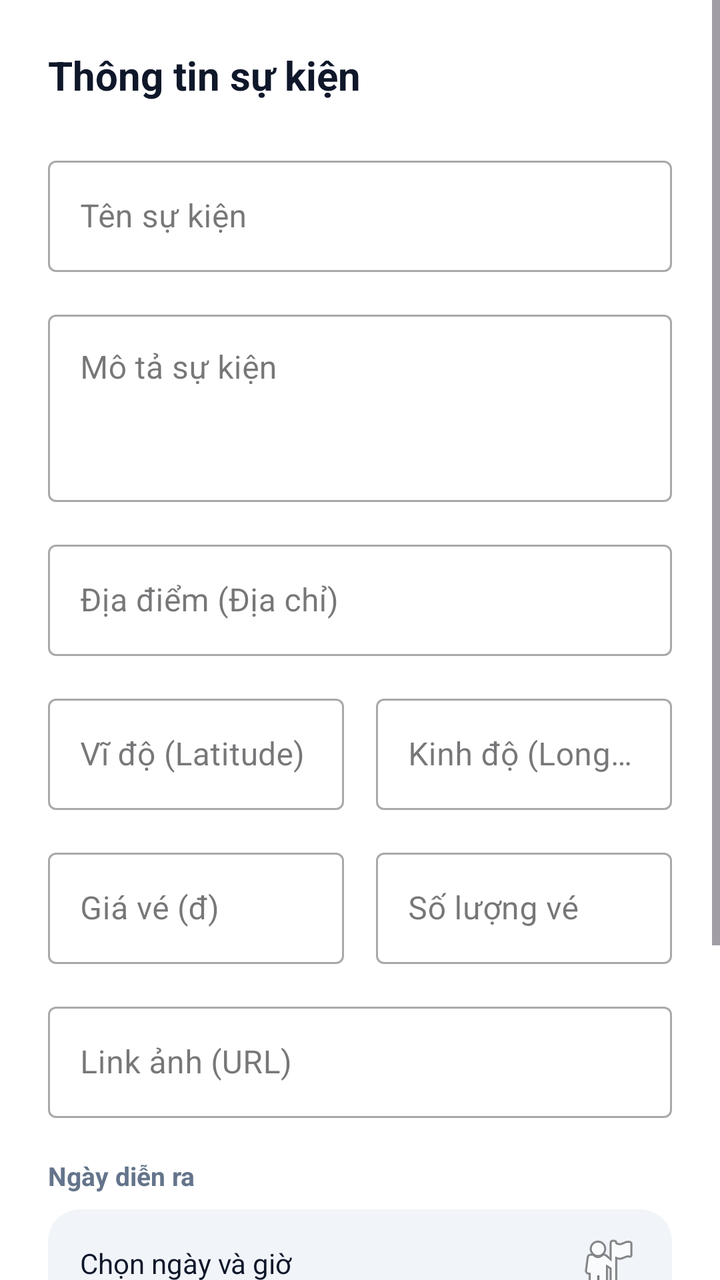
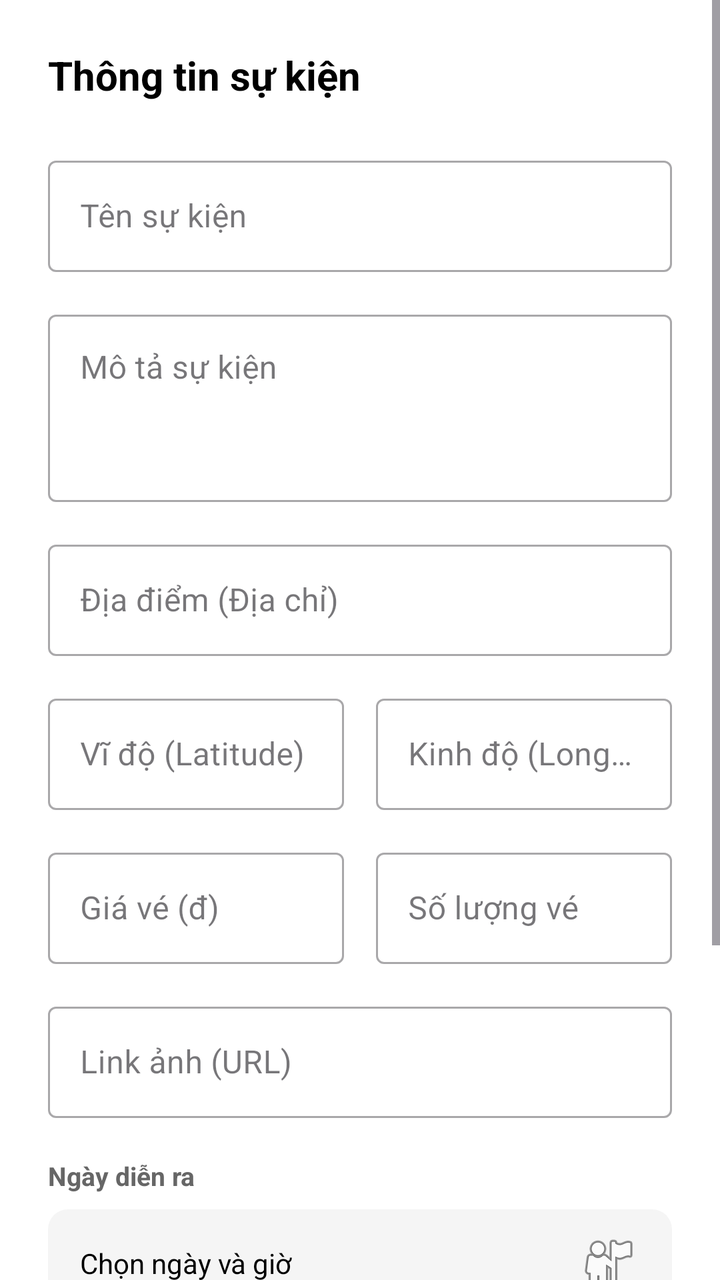

Before-and-after screenshots of an Android layout around one commit, followed by the original layout XML and the change that was made.
<!-- AndroidManifest.xml: application theme Theme.Event_management -->
<!-- res/layout/dialog_add_edit_event.xml -->
<?xml version="1.0" encoding="utf-8"?>
<ScrollView xmlns:android="http://schemas.android.com/apk/res/android"
    xmlns:app="http://schemas.android.com/apk/res-auto"
    android:layout_width="match_parent"
    android:layout_height="wrap_content"
    android:background="#FFFFFF">

    <LinearLayout
        android:layout_width="match_parent"
        android:layout_height="wrap_content"
        android:orientation="vertical"
        android:padding="24dp">

        <TextView
            android:id="@+id/tvDialogTitle"
            android:layout_width="wrap_content"
            android:layout_height="wrap_content"
            android:text="Thông tin sự kiện"
            android:textSize="20sp"
            android:textStyle="bold"
            android:textColor="#0F172A"
            android:layout_marginBottom="24dp"/>

        <com.google.android.material.textfield.TextInputLayout
            android:layout_width="match_parent"
            android:layout_height="wrap_content"
            android:layout_marginBottom="16dp"
            style="@style/Widget.MaterialComponents.TextInputLayout.OutlinedBox">
            <com.google.android.material.textfield.TextInputEditText
                android:id="@+id/edtAdminEventTitle"
                android:layout_width="match_parent"
                android:layout_height="wrap_content"
                android:hint="Tên sự kiện"
                android:inputType="text"/>
        </com.google.android.material.textfield.TextInputLayout>

        <com.google.android.material.textfield.TextInputLayout
            android:layout_width="match_parent"
            android:layout_height="wrap_content"
            android:layout_marginBottom="16dp"
            style="@style/Widget.MaterialComponents.TextInputLayout.OutlinedBox">
            <com.google.android.material.textfield.TextInputEditText
                android:id="@+id/edtAdminEventDesc"
                android:layout_width="match_parent"
                android:layout_height="wrap_content"
                android:hint="Mô tả sự kiện"
                android:gravity="top"
                android:minLines="3"
                android:inputType="textMultiLine"/>
        </com.google.android.material.textfield.TextInputLayout>

        <com.google.android.material.textfield.TextInputLayout
            android:layout_width="match_parent"
            android:layout_height="wrap_content"
            android:layout_marginBottom="16dp"
            style="@style/Widget.MaterialComponents.TextInputLayout.OutlinedBox">
            <com.google.android.material.textfield.TextInputEditText
                android:id="@+id/edtAdminEventLocation"
                android:layout_width="match_parent"
                android:layout_height="wrap_content"
                android:hint="Địa điểm (Địa chỉ)"
                android:inputType="text"/>
        </com.google.android.material.textfield.TextInputLayout>

        <LinearLayout
            android:layout_width="match_parent"
            android:layout_height="wrap_content"
            android:orientation="horizontal"
            android:layout_marginBottom="16dp">

            <com.google.android.material.textfield.TextInputLayout
                android:layout_width="0dp"
                android:layout_height="wrap_content"
                android:layout_weight="1"
                android:layout_marginEnd="8dp"
                style="@style/Widget.MaterialComponents.TextInputLayout.OutlinedBox">
                <com.google.android.material.textfield.TextInputEditText
                    android:id="@+id/edtAdminEventLat"
                    android:layout_width="match_parent"
                    android:layout_height="wrap_content"
                    android:hint="Vĩ độ (Latitude)"
                    android:inputType="numberDecimal|numberSigned"/>
            </com.google.android.material.textfield.TextInputLayout>

            <com.google.android.material.textfield.TextInputLayout
                android:layout_width="0dp"
                android:layout_height="wrap_content"
                android:layout_weight="1"
                android:layout_marginStart="8dp"
                style="@style/Widget.MaterialComponents.TextInputLayout.OutlinedBox">
                <com.google.android.material.textfield.TextInputEditText
                    android:id="@+id/edtAdminEventLng"
                    android:layout_width="match_parent"
                    android:layout_height="wrap_content"
                    android:hint="Kinh độ (Longitude)"
                    android:inputType="numberDecimal|numberSigned"/>
            </com.google.android.material.textfield.TextInputLayout>
        </LinearLayout>

        <LinearLayout
            android:layout_width="match_parent"
            android:layout_height="wrap_content"
            android:orientation="horizontal"
            android:layout_marginBottom="16dp">

            <com.google.android.material.textfield.TextInputLayout
                android:layout_width="0dp"
                android:layout_height="wrap_content"
                android:layout_weight="1"
                android:layout_marginEnd="8dp"
                style="@style/Widget.MaterialComponents.TextInputLayout.OutlinedBox">
                <com.google.android.material.textfield.TextInputEditText
                    android:id="@+id/edtAdminEventPrice"
                    android:layout_width="match_parent"
                    android:layout_height="wrap_content"
                    android:hint="Giá vé (đ)"
                    android:inputType="number"/>
            </com.google.android.material.textfield.TextInputLayout>

            <com.google.android.material.textfield.TextInputLayout
                android:layout_width="0dp"
                android:layout_height="wrap_content"
                android:layout_weight="1"
                android:layout_marginStart="8dp"
                style="@style/Widget.MaterialComponents.TextInputLayout.OutlinedBox">
                <com.google.android.material.textfield.TextInputEditText
                    android:id="@+id/edtAdminEventRemaining"
                    android:layout_width="match_parent"
                    android:layout_height="wrap_content"
                    android:hint="Số lượng vé"
                    android:inputType="number"/>
            </com.google.android.material.textfield.TextInputLayout>
        </LinearLayout>

        <com.google.android.material.textfield.TextInputLayout
            android:layout_width="match_parent"
            android:layout_height="wrap_content"
            android:layout_marginBottom="20dp"
            style="@style/Widget.MaterialComponents.TextInputLayout.OutlinedBox">
            <com.google.android.material.textfield.TextInputEditText
                android:id="@+id/edtAdminEventImageUrl"
                android:layout_width="match_parent"
                android:layout_height="wrap_content"
                android:hint="Link ảnh (URL)"
                android:inputType="textUri"/>
        </com.google.android.material.textfield.TextInputLayout>

        <TextView
            android:layout_width="wrap_content"
            android:layout_height="wrap_content"
            android:text="Ngày diễn ra"
            android:textSize="13sp"
            android:textStyle="bold"
            android:textColor="#64748B"
            android:layout_marginBottom="8dp"/>
        <TextView
            android:id="@+id/tvAdminEventDate"
            android:layout_width="match_parent"
            android:layout_height="54dp"
            android:text="Chọn ngày và giờ"
            android:gravity="center_vertical"
            android:textColor="#0F172A"
            android:background="@drawable/card_background"
            android:backgroundTint="#F1F5F9"
            android:paddingHorizontal="16dp"
            android:layout_marginBottom="20dp"
            android:drawableEnd="@android:drawable/ic_menu_myplaces"/>

        <TextView
            android:layout_width="wrap_content"
            android:layout_height="wrap_content"
            android:text="Danh mục"
            android:textSize="13sp"
            android:textStyle="bold"
            android:textColor="#64748B"
            android:layout_marginBottom="8dp"/>
        <Spinner
            android:id="@+id/spinnerAdminEventCategory"
            android:layout_width="match_parent"
            android:layout_height="54dp"
            android:background="@drawable/card_background"
            android:backgroundTint="#F1F5F9"
            android:layout_marginBottom="32dp"/>

        <LinearLayout
            android:layout_width="match_parent"
            android:layout_height="wrap_content"
            android:orientation="horizontal">
            <com.google.android.material.button.MaterialButton
                android:id="@+id/btnAdminDialogCancel"
                android:layout_width="0dp"
                android:layout_weight="1"
                android:layout_height="52dp"
                android:text="Hủy"
                android:textColor="#64748B"
                android:backgroundTint="#F1F5F9"
                android:layout_marginEnd="8dp"
                app:cornerRadius="12dp"
                style="@style/Widget.MaterialComponents.Button.UnelevatedButton"/>
            <com.google.android.material.button.MaterialButton
                android:id="@+id/btnAdminDialogSave"
                android:layout_width="0dp"
                android:layout_weight="1"
                android:layout_height="52dp"
                android:text="Lưu lại"
                android:textStyle="bold"
                android:backgroundTint="#2563EB"
                android:textColor="#FFFFFF"
                android:layout_marginStart="8dp"
                app:cornerRadius="12dp"/>
        </LinearLayout>
    </LinearLayout>
</ScrollView>
<!-- resources referenced by this layout -->
<resources>
  <!-- drawable card_background (drawable) -->
  <?xml version="1.0" encoding="utf-8"?>
  <shape xmlns:android="http://schemas.android.com/apk/res/android">
      <solid android:color="#FFFFFF"/>
      <corners android:radius="16dp"/>
  </shape>
  <style name="Theme.Event_management" parent="Base.Theme.Event_management" />
  <style name="Base.Theme.Event_management" parent="Theme.Material3.DayNight.NoActionBar">
          <item name="colorPrimary">#0066FF</item> <item name="android:statusBarColor">#FFFFFF</item> <item name="android:windowLightStatusBar">true</item> </style>
</resources>

<!-- the commit's change to res/layout/dialog_add_edit_event.xml (unified diff, before → after) -->
@@ -18,7 +18,7 @@
             android:text="Thông tin sự kiện"
             android:textSize="20sp"
             android:textStyle="bold"
-            android:textColor="#0F172A"
+            android:textColor="#000000"
             android:layout_marginBottom="24dp"/>
 
         <com.google.android.material.textfield.TextInputLayout
@@ -151,7 +151,7 @@
             android:text="Ngày diễn ra"
             android:textSize="13sp"
             android:textStyle="bold"
-            android:textColor="#64748B"
+            android:textColor="#666666"
             android:layout_marginBottom="8dp"/>
         <TextView
             android:id="@+id/tvAdminEventDate"
@@ -159,9 +159,8 @@
             android:layout_height="54dp"
             android:text="Chọn ngày và giờ"
             android:gravity="center_vertical"
-            android:textColor="#0F172A"
-            android:background="@drawable/card_background"
-            android:backgroundTint="#F1F5F9"
+            android:textColor="#000000"
+            android:background="@drawable/bg_gray_rounded_10"
             android:paddingHorizontal="16dp"
             android:layout_marginBottom="20dp"
             android:drawableEnd="@android:drawable/ic_menu_myplaces"/>
@@ -172,14 +171,13 @@
             android:text="Danh mục"
             android:textSize="13sp"
             android:textStyle="bold"
-            android:textColor="#64748B"
+            android:textColor="#666666"
             android:layout_marginBottom="8dp"/>
         <Spinner
             android:id="@+id/spinnerAdminEventCategory"
             android:layout_width="match_parent"
             android:layout_height="54dp"
-            android:background="@drawable/card_background"
-            android:backgroundTint="#F1F5F9"
+            android:background="@drawable/bg_gray_rounded_10"
             android:layout_marginBottom="32dp"/>
 
         <LinearLayout
@@ -192,10 +190,11 @@
                 android:layout_weight="1"
                 android:layout_height="52dp"
                 android:text="Hủy"
-                android:textColor="#64748B"
-                android:backgroundTint="#F1F5F9"
+                android:textAllCaps="false"
+                android:textColor="#666666"
+                android:backgroundTint="#F5F5F5"
                 android:layout_marginEnd="8dp"
-                app:cornerRadius="12dp"
+                app:cornerRadius="8dp"
                 style="@style/Widget.MaterialComponents.Button.UnelevatedButton"/>
             <com.google.android.material.button.MaterialButton
                 android:id="@+id/btnAdminDialogSave"
@@ -203,11 +202,12 @@
                 android:layout_weight="1"
                 android:layout_height="52dp"
                 android:text="Lưu lại"
+                android:textAllCaps="false"
                 android:textStyle="bold"
-                android:backgroundTint="#2563EB"
+                android:backgroundTint="#185FA5"
                 android:textColor="#FFFFFF"
                 android:layout_marginStart="8dp"
-                app:cornerRadius="12dp"/>
+                app:cornerRadius="8dp"/>
         </LinearLayout>
     </LinearLayout>
 </ScrollView>
<!-- resource entries referenced after the edit -->
@@ -1,10 +1,10 @@
 <!-- resources referenced by this layout -->
 <resources>
-  <!-- drawable card_background (drawable) -->
+  <!-- drawable bg_gray_rounded_10 (drawable) -->
   <?xml version="1.0" encoding="utf-8"?>
   <shape xmlns:android="http://schemas.android.com/apk/res/android">
-      <solid android:color="#FFFFFF"/>
-      <corners android:radius="16dp"/>
+      <solid android:color="#F5F5F5" />
+      <corners android:radius="10dp" />
   </shape>
   <style name="Theme.Event_management" parent="Base.Theme.Event_management" />
   <style name="Base.Theme.Event_management" parent="Theme.Material3.DayNight.NoActionBar">
